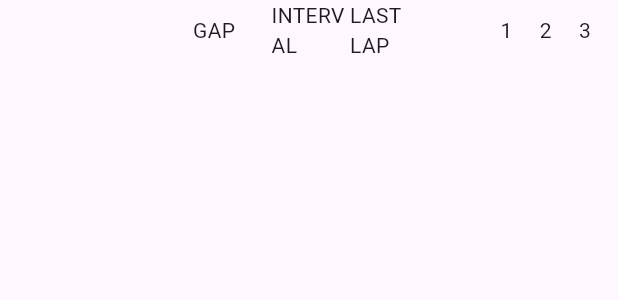
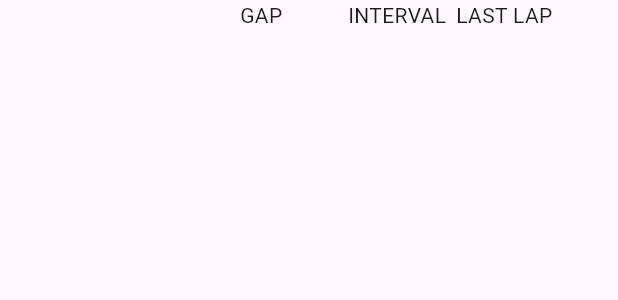
Before and after one commit to vitoramaral10/f1_stats, a Flutter app: the DriversList widget shown alone on an empty page, opened directly with empty values, on a phone screen of 412 x 824 dp. Shown: the top 300 px of the screen. Run offline on Flutter 3.47's test engine with Material 3 defaults, Android fonts, the phone set to English and light mode, and no system bars; our stand-ins replace get; network calls fail; statements that could not run were skipped.

Commit message:
Update DriversList layout and icon representation for position changes; adjust column widths and improve gain position indicators

```diff
--- a/lib/ui/pages/race_dashboard/race_dashboard_page.dart
+++ b/lib/ui/pages/race_dashboard/race_dashboard_page.dart
@@ -108,16 +108,16 @@ class DriversList extends StatelessWidget {
       defaultVerticalAlignment: TableCellVerticalAlignment.middle,
       columnWidths: const {
         0: FixedColumnWidth(24),
-        1: FlexColumnWidth(1),
-        2: FlexColumnWidth(1),
-        3: FlexColumnWidth(1),
-        4: FlexColumnWidth(1),
-        5: FixedColumnWidth(48),
-        6: FlexColumnWidth(0.5),
-        7: FlexColumnWidth(0.5),
-        8: FlexColumnWidth(0.5),
-        9: FlexColumnWidth(0.5),
-        10: FlexColumnWidth(0.5),
+        1: FixedColumnWidth(72),
+        2: FixedColumnWidth(64),
+        3: FixedColumnWidth(72),
+        4: FixedColumnWidth(72),
+        5: FixedColumnWidth(72),
+        6: FixedColumnWidth(48),
+        7: FlexColumnWidth(),
+        8: FixedColumnWidth(72),
+        9: FixedColumnWidth(72),
+        10: FixedColumnWidth(72),
       },
       children: [
         TableRow(
@@ -193,18 +193,18 @@ class DriversList extends StatelessWidget {
                 TableCell(
                   child: Row(
                     children: [
-                      Icon(
-                        (gainPosition > 0)
-                            ? Icons.arrow_circle_up
-                            : (gainPosition < 0)
-                                ? Icons.arrow_circle_down
-                                : Icons.arrow_right,
-                        color: gainPosition > 0
-                            ? Colors.green
-                            : (gainPosition < 0)
-                                ? Colors.red
-                                : Colors.white,
-                      ),
+                      if (gainPosition > 0)
+                        Transform.rotate(
+                            angle: 1.5708,
+                            child: Icon(Icons.arrow_back_ios_new,
+                                color: Colors.green))
+                      else
+                        (gainPosition < 0)
+                            ? Transform.rotate(
+                                angle: 4.71239,
+                                child: Icon(Icons.arrow_back_ios_new,
+                                    color: Colors.red))
+                            : Icon(Icons.remove),
                       const SizedBox(width: 8),
                       Text(
                         gainPosition.toString(),
```
Lines whose indentation alone changed are shown as unchanged.
